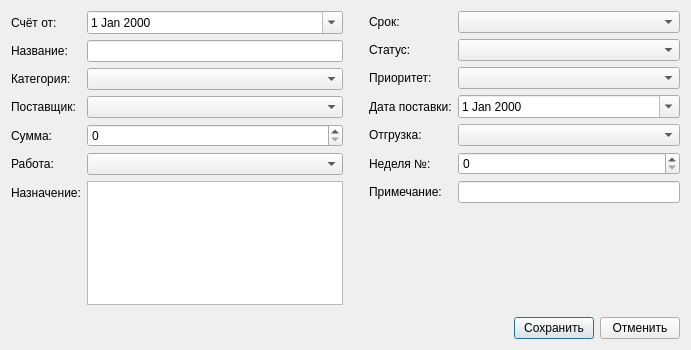
Before: the Qt Designer form dlgbilldata.ui in igrekus/billplan, drawn with Qt 5.
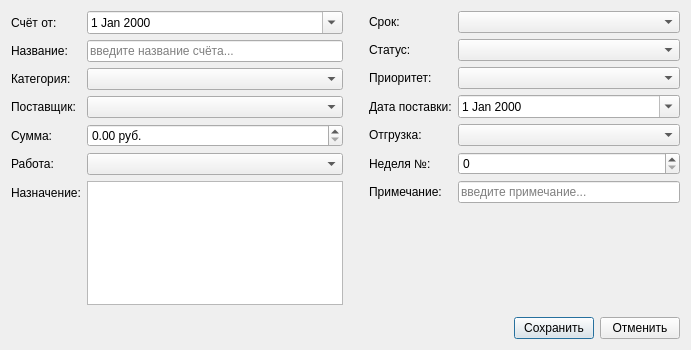
After: the same form once the commit is applied.

What changed in the file:
```diff
--- a/dlgbilldata.ui
+++ b/dlgbilldata.ui
@@ -58,7 +58,11 @@
         </widget>
        </item>
        <item row="1" column="1">
-        <widget class="QLineEdit" name="editBillName"/>
+        <widget class="QLineEdit" name="editBillName">
+         <property name="placeholderText">
+          <string>введите название счёта...</string>
+         </property>
+        </widget>
        </item>
        <item row="2" column="0">
         <widget class="QLabel" name="lblCategory">
@@ -87,9 +91,6 @@
          </property>
         </widget>
        </item>
-       <item row="4" column="1">
-        <widget class="QSpinBox" name="spinBox"/>
-       </item>
        <item row="5" column="0">
         <widget class="QLabel" name="label_7">
          <property name="text">
@@ -126,6 +127,13 @@
          </property>
         </spacer>
        </item>
+       <item row="4" column="1">
+        <widget class="QDoubleSpinBox" name="spinCost">
+         <property name="suffix">
+          <string> руб.</string>
+         </property>
+        </widget>
+       </item>
       </layout>
      </item>
      <item>
@@ -228,7 +236,11 @@
         </widget>
        </item>
        <item row="6" column="1">
-        <widget class="QLineEdit" name="editNote"/>
+        <widget class="QLineEdit" name="editNote">
+         <property name="placeholderText">
+          <string>введите примечание...</string>
+         </property>
+        </widget>
        </item>
       </layout>
      </item>
```
Left out of the diff: 51 changed lines with no effect on the pictures.
